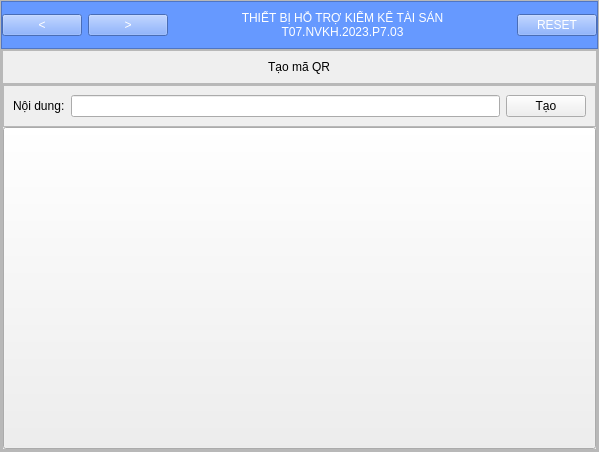
Before: the Qt Designer form Frontend/Design/design.ui in Qyt0109/KiemKeTaiSan, drawn with Qt 5.
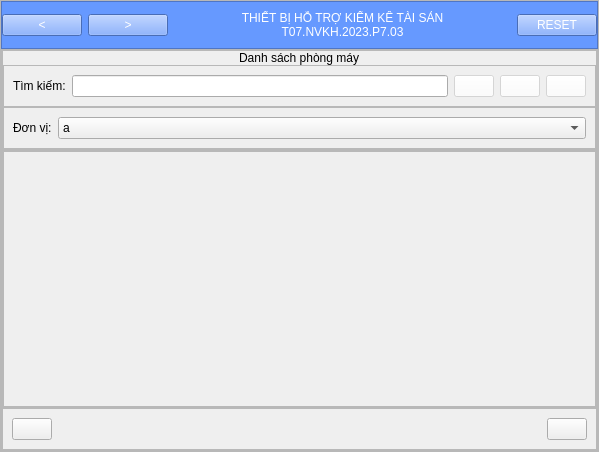
After: the same form once the commit is applied. The open tabs and pages were chosen to show the change.

```diff
--- a/Frontend/Design/design.ui
+++ b/Frontend/Design/design.ui
@@ -303,149 +303,6 @@
            </item>
           </layout>
          </widget>
-         <widget class="QWidget" name="page_CreateQR">
-          <layout class="QVBoxLayout" name="verticalLayout_20">
-           <property name="spacing">
-            <number>0</number>
-           </property>
-           <property name="leftMargin">
-            <number>0</number>
-           </property>
-           <property name="topMargin">
-            <number>0</number>
-           </property>
-           <property name="rightMargin">
-            <number>0</number>
-           </property>
-           <property name="bottomMargin">
-            <number>0</number>
-           </property>
-           <item>
-            <widget class="QFrame" name="frame_22">
-             <property name="frameShape">
-              <enum>QFrame::StyledPanel</enum>
-             </property>
-             <property name="frameShadow">
-              <enum>QFrame::Raised</enum>
-             </property>
-             <layout class="QVBoxLayout" name="verticalLayout_24">
-              <property name="spacing">
-               <number>0</number>
-              </property>
-              <property name="leftMargin">
-               <number>0</number>
-              </property>
-              <property name="topMargin">
-               <number>0</number>
-              </property>
-              <property name="rightMargin">
-               <number>0</number>
-              </property>
-              <property name="bottomMargin">
-               <number>0</number>
-              </property>
-              <item alignment="Qt::AlignTop">
-               <widget class="QFrame" name="frame_23">
-                <property name="frameShape">
-                 <enum>QFrame::StyledPanel</enum>
-                </property>
-                <property name="frameShadow">
-                 <enum>QFrame::Raised</enum>
-                </property>
-                <layout class="QVBoxLayout" name="verticalLayout_28">
-                 <item alignment="Qt::AlignHCenter|Qt::AlignVCenter">
-                  <widget class="QLabel" name="label_12">
-                   <property name="text">
-                    <string>Tạo mã QR</string>
-                   </property>
-                   <property name="alignment">
-                    <set>Qt::AlignCenter</set>
-                   </property>
-                  </widget>
-                 </item>
-                </layout>
-               </widget>
-              </item>
-              <item>
-               <widget class="QFrame" name="frame_24">
-                <property name="sizePolicy">
-                 <sizepolicy hsizetype="Preferred" vsizetype="Expanding">
-                  <horstretch>0</horstretch>
-                  <verstretch>0</verstretch>
-                 </sizepolicy>
-                </property>
-                <property name="frameShape">
-                 <enum>QFrame::StyledPanel</enum>
-                </property>
-                <property name="frameShadow">
-                 <enum>QFrame::Raised</enum>
-                </property>
-                <layout class="QVBoxLayout" name="verticalLayout_29">
-                 <property name="spacing">
-                  <number>0</number>
-                 </property>
-                 <property name="leftMargin">
-                  <number>0</number>
-                 </property>
-                 <property name="topMargin">
-                  <number>0</number>
-                 </property>
-                 <property name="rightMargin">
-                  <number>0</number>
-                 </property>
-                 <property name="bottomMargin">
-                  <number>0</number>
-                 </property>
-                 <item alignment="Qt::AlignTop">
-                  <widget class="QFrame" name="frame_25">
-                   <property name="frameShape">
-                    <enum>QFrame::StyledPanel</enum>
-                   </property>
-                   <property name="frameShadow">
-                    <enum>QFrame::Raised</enum>
-                   </property>
-                   <layout class="QHBoxLayout" name="horizontalLayout_15">
-                    <item>
-                     <widget class="QLabel" name="label_13">
-                      <property name="text">
-                       <string>Nội dung:</string>
-                      </property>
-                     </widget>
-                    </item>
-                    <item>
-                     <widget class="QLineEdit" name="lineEdit_CreateQR"/>
-                    </item>
-                    <item>
-                     <widget class="QPushButton" name="pushButton_CreateQR">
-                      <property name="text">
-                       <string>Tạo</string>
-                      </property>
-                     </widget>
-                    </item>
-                   </layout>
-                  </widget>
-                 </item>
-                 <item>
-                  <widget class="QPushButton" name="pushButton_CreatedQRImage_Save">
-                   <property name="sizePolicy">
-                    <sizepolicy hsizetype="Minimum" vsizetype="Expanding">
-                     <horstretch>0</horstretch>
-                     <verstretch>0</verstretch>
-                    </sizepolicy>
-                   </property>
-                   <property name="text">
-                    <string/>
-                   </property>
-                  </widget>
-                 </item>
-                </layout>
-               </widget>
-              </item>
-             </layout>
-            </widget>
-           </item>
-          </layout>
-         </widget>
          <widget class="QWidget" name="page_MainMenu">
           <layout class="QVBoxLayout" name="verticalLayout_7">
            <property name="spacing">
```
Left out of the diff: 38 changed lines with no effect on the pictures.
